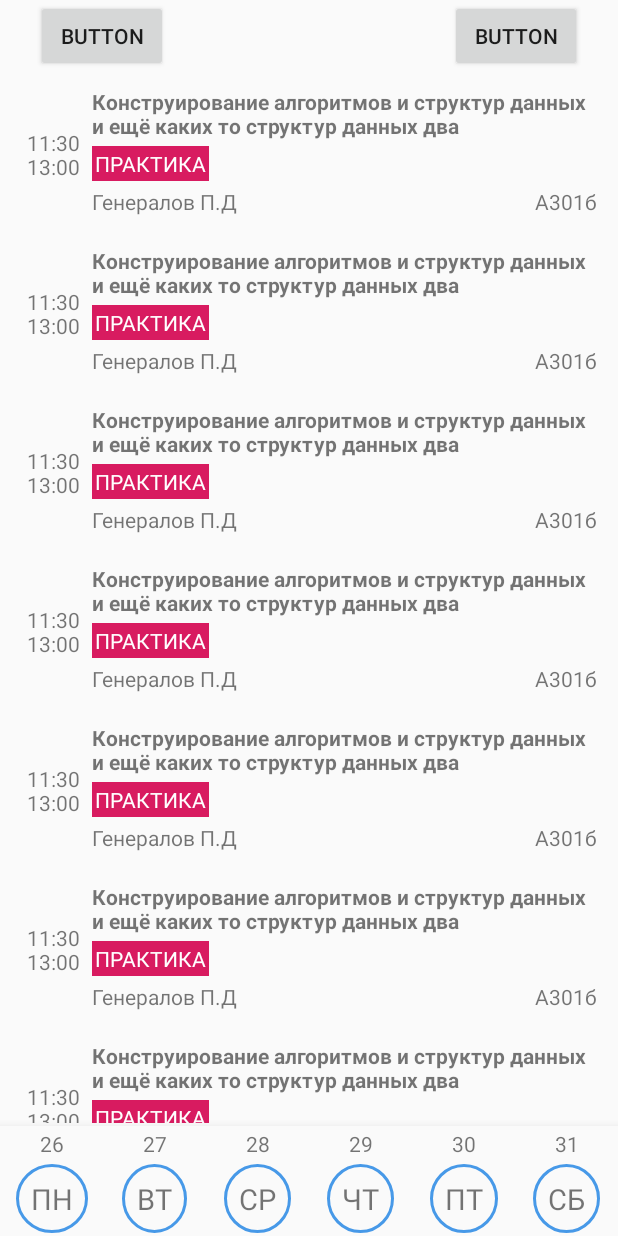
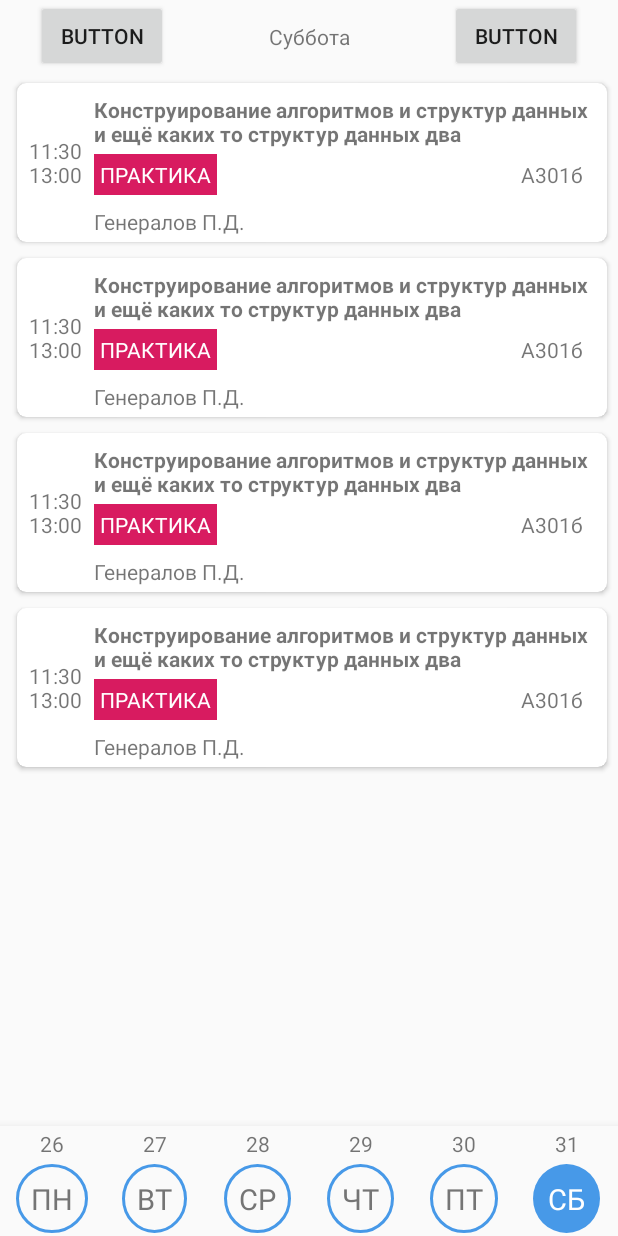
Before and after one commit to nsnk29/Schedule, an Android app: the screen it shows after launch (MainActivity), on a phone screen of 412 x 824 dp. Run offline under Robolectric (Android 15) with nearby library versions, the phone set to English and light mode, and no system bars; libraries missing offline, so code that uses them is left out: io.realm, io.realm.kotlin; 4 statements that could not run were skipped.

Commit message:
fixed PairClass, now it has attribute 'type'. Started work with database and JSONparse

```diff
--- a/app/build.gradle
+++ b/app/build.gradle
@@ -43,6 +43,5 @@ dependencies {
     implementation "com.android.support:support-compat:28.0.0"
     implementation "com.android.support:recyclerview-v7:28.1.0"
     implementation 'com.android.support:cardview-v7:28.0'
-    implementation 'com.android.support:recyclerview-v7:28.0'
 
 }
--- a/app/src/main/java/com/example/schedule/AlertReceiver.kt
+++ b/app/src/main/java/com/example/schedule/AlertReceiver.kt
@@ -41,6 +41,7 @@ class AlertReceiver : BroadcastReceiver() {
     }
 
     companion object {
-        const val CHANNEL_ID = "com.example.schedule"
+        const val CHANNEL_ID = "scheduleNotification"
+
     }
 }
--- a/app/src/main/java/com/example/schedule/MainActivity.kt
+++ b/app/src/main/java/com/example/schedule/MainActivity.kt
@@ -1,6 +1,8 @@
 package com.example.schedule
 
-import android.app.*
+import android.app.Notification
+import android.app.NotificationChannel
+import android.app.NotificationManager
 import android.content.Context
 import android.content.Intent
 import android.graphics.Color
@@ -10,36 +12,21 @@ import android.view.View
 import android.widget.Toast
 import androidx.appcompat.app.AppCompatActivity
 import androidx.preference.PreferenceManager
+import androidx.recyclerview.widget.LinearLayoutManager
+import androidx.recyclerview.widget.RecyclerView
+import com.example.schedule.adapters.BottomRecycleAdapter
+import com.example.schedule.adapters.MainRecycleAdapter
 import com.example.schedule.model.MyJSONFile
 import com.example.schedule.model.PairClass
 import com.example.schedule.model.VersionClass
 import com.google.gson.GsonBuilder
 import io.realm.Realm
 import io.realm.kotlin.createObject
+import kotlinx.android.synthetic.main.activity_main.*
 import okhttp3.*
 import java.io.IOException
 import java.net.URL
 import java.util.*
-import androidx.recyclerview.widget.LinearLayoutManager
-import androidx.recyclerview.widget.RecyclerView
-import com.example.schedule.adapters.BottomRecycleAdapter
-import com.example.schedule.adapters.MainRecycleAdapter
-import kotlinx.android.synthetic.main.activity_main.*
-import android.R.attr.y
-import android.R.attr.x
-import android.graphics.Point
-import android.view.Display
-import android.content.SharedPreferences
-import android.R.id.edit
-import android.util.TypedValue
-
-
-
-
-
-
-
-
 
 
 class MainActivity : AppCompatActivity() {
@@ -47,24 +34,24 @@ class MainActivity : AppCompatActivity() {
     private lateinit var realm: Realm
     private lateinit var bottomRecycleAdapter: BottomRecycleAdapter
     private lateinit var mainRecycleAdapter: MainRecycleAdapter
+
     companion object {
-        const val CHANNEL_ID = "com.example.schedule"
+        const val CHANNEL_ID = "scheduleNotification"
     }
 
     override fun onCreate(savedInstanceState: Bundle?) {
         super.onCreate(savedInstanceState)
         setContentView(R.layout.activity_main)
         PreferenceManager.setDefaultValues(this, R.xml.root_preferences, false);
-
         createNotificationChannel()
-
-
+        val currentDay = getCurrentDay()
         recycleViewBottom.layoutManager = LinearLayoutManager(
             this,
             RecyclerView.HORIZONTAL,
             false
         )
-        bottomRecycleAdapter = BottomRecycleAdapter(initAllWeekDates(), this)
+        bottomRecycleAdapter = BottomRecycleAdapter(initAllWeekDates(), this, currentDay)
+        oneTimeDayNameSet(currentDay)
         recycleViewBottom.adapter = bottomRecycleAdapter
         recycleViewBottom.addItemDecoration(MarginItemDecoration(0))
         recycleViewBottom.setHasFixedSize(true)
@@ -78,45 +65,30 @@ class MainActivity : AppCompatActivity() {
         mainRecycleAdapter = MainRecycleAdapter()
         recycleViewMain.adapter = mainRecycleAdapter
         recycleViewMain.overScrollMode = View.OVER_SCROLL_NEVER
-
-
-
-
         Realm.init(this)
-
         realm = Realm.getDefaultInstance()
         getJSON()
-
-        checkFirstStart()
+        checkDB()
+//        checkFirstStart()
     }
 
-    fun check(v:View){
+    fun check(v: View) {
         val intent = Intent(this, SettingsActivity::class.java)
         startActivity(intent)
     }
 
 
-    fun checkFirstStart(){
-        val sp = PreferenceManager.getDefaultSharedPreferences(this)
-        val isAgain = sp.getBoolean("isAgain", false)
-        if (!isAgain) {
-//            Toast.makeText(applicationContext, "first time", Toast.LENGTH_LONG).show()
-//            val e = sp.edit()
-//            e.putBoolean("isAgain", true)
-//            e.apply()
-            val display = windowManager.defaultDisplay
-            val size = Point()
-            display.getSize(size)
-            val width = size.x
-            val height = size.y
-            Toast.makeText(applicationContext, "$width ", Toast.LENGTH_LONG).show()
-        }
-        val dimensionInPixel: Float = 1072F
-        val dimensionInDp =
-            TypedValue.applyDimension(TypedValue.COMPLEX_UNIT_DIP, dimensionInPixel, resources.displayMetrics).toInt()
-        println("MY TAG $dimensionInDp $dimensionInPixel")
-
-
+    private fun checkFirstStart() {
+//        val sp = PreferenceManager.getDefaultSharedPreferences(this)
+//        val isAgain = sp.getBoolean("isAgain", false)
+//        if (!isAgain) {
+//            val display = windowManager.defaultDisplay
+//            val size = Point()
+//            display.getSize(size)
+//            val width = size.x
+//            val height = size.y
+//            Toast.makeText(applicationContext, "$width ", Toast.LENGTH_LONG).show()
+//        }
     }
 
     private fun getJSON() {
@@ -131,7 +103,11 @@ private fun getJSON() {
         client.newCall(request).enqueue(object : Callback {
             override fun onFailure(call: Call, e: IOException) {
                 runOnUiThread {
-                Toast.makeText(applicationContext, "Проблемы подключения к сети", Toast.LENGTH_LONG).show()
+                    Toast.makeText(
+                        applicationContext,
+                        "Проблемы подключения к сети",
+                        Toast.LENGTH_LONG
+                    ).show()
                 }
 
                 println("MY TAG $e")
@@ -149,10 +125,10 @@ private fun getJSON() {
         })
     }
 
-    private fun updateDatabaseInfo(data: MyJSONFile){
+    private fun updateDatabaseInfo(data: MyJSONFile) {
         realm.executeTransaction { realm ->
             for (pair in data.pairs) {
-                println("MY TAG ${pair.subjectName}")
+                println("MY TAG ${pair.subject_name}")
                 val localPair = realm.createObject<PairClass>()
                 localPair.aud = pair.aud
                 localPair.day = pair.day
@@ -160,14 +136,14 @@ private fun getJSON() {
                 localPair.group = pair.group
                 localPair.lecturer = pair.lecturer
                 localPair.number = pair.number
-                localPair.subjectName = pair.subjectName
+                localPair.subject_name = pair.subject_name
+                localPair.type = pair.type
             }
         }
     }
 
 
-
-    fun getVersionFromDB(newVersion: Double, data: MyJSONFile){
+    fun getVersionFromDB(newVersion: Double, data: MyJSONFile) {
         val currentVersion = realm.where(VersionClass::class.java).findFirst()
 
         if (currentVersion == null) {
@@ -179,7 +155,7 @@ private fun getJSON() {
             println("MY TAG first start v=$newVersion")
             // upd all db
             updateDatabaseInfo(data)
-        } else if (newVersion > currentVersion.version){
+        } else if (newVersion > currentVersion.version) {
             // обновление данных
             realm.executeTransaction {
                 currentVersion.version = newVersion
@@ -191,14 +167,14 @@ private fun getJSON() {
 
     }
 
-    private fun tryDeleteFromDB(){
+    private fun tryDeleteFromDB() {
         realm.executeTransaction { realm ->
             realm.delete(PairClass::class.java)
         }
 
     }
 
-    fun startSettings(view: View){
+    fun startSettings(view: View) {
         val intent = Intent(this, SettingsActivity::class.java)
         startActivity(intent)
     }
@@ -223,11 +199,10 @@ private fun getJSON() {
             notificationManager.createNotificationChannel(channel)
 
 
-
         }
     }
 
-    private fun initAllWeekDates(): ArrayList<Int>{
+    private fun initAllWeekDates(): ArrayList<Int> {
         val allWeekDates: ArrayList<Int> = ArrayList(14)
         val cal = Calendar.getInstance()
         cal.firstDayOfWeek = GregorianCalendar.MONDAY
@@ -241,13 +216,51 @@ private fun getJSON() {
             cal.add(Calendar.DATE, 1)
             allWeekDates.add(cal.get(Calendar.DAY_OF_MONTH))
         }
+
         return (allWeekDates)
+
     }
 
 
-    fun updateCurrentWeek(v: View){
+    fun updateCurrentWeek(v: View) {
         bottomRecycleAdapter.changeCurrentWeekDate()
         bottomRecycleAdapter.notifyDataSetChanged()
+    }
+
+    fun updateBottomRecycler(position: Int) {
+        bottomRecycleAdapter.notifyDataSetChanged()
+        bottomRecycleAdapter.selectedDay = position
+        weekDayText.text = getDayName(position)
+    }
+
+    private fun getDayName(pos: Int): String {
+        return when (pos) {
+            0 -> ("Понедельник")
+            1 -> ("Вторник")
+            2 -> ("Среда")
+            3 -> ("Четверг")
+            4 -> ("Пятница")
+            5 -> ("Суббота")
+            else -> ("Воскресенье")
+        }
+    }
+
+    private fun oneTimeDayNameSet(position: Int) {
+        weekDayText.text = getDayName(position)
+    }
+
+    private fun getCurrentDay(): Int {
+        val cal = Calendar.getInstance()
+        return cal.get(Calendar.DAY_OF_WEEK) - 2
+    }
+
+
+    private fun checkDB(){
+        val pairs = realm.where(PairClass::class.java).equalTo("group", "46/1").findAll()
+
+        for (pair in pairs) {
+            println("MY TAG ${pair.lecturer}")
+        }
     }
 
     override fun onDestroy() {
--- a/app/src/main/java/com/example/schedule/adapters/BottomRecycleAdapter.kt
+++ b/app/src/main/java/com/example/schedule/adapters/BottomRecycleAdapter.kt
@@ -1,32 +1,28 @@
 package com.example.schedule.adapters
 
-import android.annotation.SuppressLint
 import android.content.Context
 import android.view.LayoutInflater
 import android.view.View
 import android.view.ViewGroup
 import android.widget.TextView
 import android.widget.Toast
+import androidx.core.content.ContextCompat
 import androidx.recyclerview.widget.RecyclerView
+import com.example.schedule.MainActivity
+import com.example.schedule.R
 import kotlinx.android.synthetic.main.one_day_layout.view.*
 import java.util.*
-import android.util.DisplayMetrics
-import android.view.Display
-import android.content.Context.WINDOW_SERVICE
-import android.graphics.drawable.ColorDrawable
-import androidx.core.content.ContextCompat.getSystemService
-import android.view.WindowManager
-import com.example.schedule.R
 
 
-class BottomRecycleAdapter(private val allWeekDates: ArrayList<Int>, var context: Context) :
+class BottomRecycleAdapter(private val allWeekDates: ArrayList<Int>, var context: Context,
+                           var selectedDay: Int
+) :
     RecyclerView.Adapter<BottomRecycleAdapter.CustomViewHolder>() {
 
     var nextWeek = false
     val nameOfWeekdays = arrayOf("ПН", "ВТ", "СР", "ЧТ", "ПТ", "СБ")
     var currentWeekDates: ArrayList<Int> = arrayListOf(0, 0, 0, 0, 0, 0)
     var itemWidth = context.resources.displayMetrics.widthPixels / 6
-    var selectedDay = 4
 
     init {
         changeCurrentWeekDate()
@@ -50,28 +46,36 @@ class BottomRecycleAdapter(private val allWeekDates: ArrayList<Int>, var context
     }
 
     override fun onCreateViewHolder(parent: ViewGroup, viewType: Int): CustomViewHolder {
-        val view: View = LayoutInflater.from(parent.context).inflate(com.example.schedule.R.layout.one_day_layout, parent, false)
+        val view: View = LayoutInflater.from(parent.context).inflate(R.layout.one_day_layout, parent, false)
 
         return CustomViewHolder(view)
     }
 
 
-    @SuppressLint("ResourceAsColor")
+
     override fun onBindViewHolder(holder: CustomViewHolder, position: Int) {
         holder.itemView.wrapper2.layoutParams.width = itemWidth
         holder.nameOfDayField.text = nameOfWeekdays[position]
         holder.dateField.text = currentWeekDates[position].toString()
 
+        if (position == selectedDay) {
+            holder.itemView.nameOfDay.setBackgroundResource(R.drawable.rounded_frame_filled)
+            holder.itemView.nameOfDay.setTextColor(ContextCompat.getColor(context, R.color.white))
+        } else {
+            holder.itemView.nameOfDay.setBackgroundResource(R.drawable.rounded_frame)
+            holder.itemView.nameOfDay.setTextColor(ContextCompat.getColor(context, R.color.black))
+
+        }
 
     }
 
     class CustomViewHolder(v: View) : RecyclerView.ViewHolder(v) {
-        val nameOfDayField: TextView = itemView.findViewById(com.example.schedule.R.id.nameOfDay)
-        val dateField: TextView = itemView.findViewById(com.example.schedule.R.id.date)
+        val nameOfDayField: TextView = itemView.findViewById(R.id.nameOfDay)
+        val dateField: TextView = itemView.findViewById(R.id.date)
 
         init {
             itemView.setOnClickListener {
-                Toast.makeText(itemView.context, "$layoutPosition", Toast.LENGTH_SHORT).show()
+                (itemView.context as MainActivity).updateBottomRecycler(layoutPosition)
 
             }
         }
--- a/app/src/main/java/com/example/schedule/adapters/MainRecycleAdapter.kt
+++ b/app/src/main/java/com/example/schedule/adapters/MainRecycleAdapter.kt
@@ -15,11 +15,11 @@ class MainRecycleAdapter() :
 
 
     override fun getItemCount(): Int {
-        return 8
+        return 4
     }
 
     override fun onCreateViewHolder(parent: ViewGroup, viewType: Int): CustomViewHolder2 {
-        val view: View = LayoutInflater.from(parent.context).inflate(R.layout.pair_layout, parent, false)
+        val view: View = LayoutInflater.from(parent.context).inflate(R.layout.card_layout, parent, false)
         return CustomViewHolder2(view)
     }
 
--- a/app/src/main/java/com/example/schedule/model/PairClass.kt
+++ b/app/src/main/java/com/example/schedule/model/PairClass.kt
@@ -9,5 +9,6 @@ open class PairClass : RealmObject(){
     var group: String? = null
     var lecturer: String? = null
     var number: Int = 0
-    var subjectName: String? = null
+    var subject_name: String? = null
+    var type: Int = 0
 }
--- a/app/src/main/res/drawable/rounded_frame_filled.xml
+++ b/app/src/main/res/drawable/rounded_frame_filled.xml
@@ -1,7 +1,10 @@
-<shape xmlns:android="http://schemas.android.com/apk/res/android"
-               android:thickness="0dp"
-               android:shape="oval">
-<stroke android:width="2dp"
-        android:color="#4799E8"/>
-<corners android:radius="1dp" />
+<?xml version="1.0" encoding="utf-8"?>
+<shape
+        xmlns:android="http://schemas.android.com/apk/res/android"
+        android:shape="oval">
+
+    <solid
+            android:color="#4799E8"/>
+
+
 </shape>
--- a/app/src/main/res/layout/activity_main.xml
+++ b/app/src/main/res/layout/activity_main.xml
@@ -45,7 +45,16 @@
             android:padding="2dp"
             app:layout_constraintBottom_toTopOf="@+id/recycleViewBottom"
             app:layout_constraintEnd_toEndOf="parent"
-            app:layout_constraintHorizontal_bias="0.0"
             app:layout_constraintStart_toStartOf="parent"
             app:layout_constraintTop_toBottomOf="@+id/button" />
+
+    <TextView
+            android:id="@+id/weekDayText"
+            android:layout_width="wrap_content"
+            android:layout_height="wrap_content"
+            android:text="TextView"
+            app:layout_constraintBottom_toTopOf="@+id/recycleViewMain"
+            app:layout_constraintEnd_toStartOf="@+id/button"
+            app:layout_constraintStart_toEndOf="@+id/button2"
+            app:layout_constraintTop_toTopOf="parent" />
 </androidx.constraintlayout.widget.ConstraintLayout>
--- /dev/null
+++ b/app/src/main/res/layout/card_layout.xml
@@ -0,0 +1,78 @@
+<?xml version="1.0" encoding="utf-8"?>
+
+
+<androidx.cardview.widget.CardView xmlns:android="http://schemas.android.com/apk/res/android"
+        xmlns:app="http://schemas.android.com/apk/res-auto"
+        android:layout_width="match_parent"
+        android:layout_height="wrap_content"
+        android:layout_margin="5dp"
+        app:cardCornerRadius="6dp"
+        app:cardElevation="2dp">
+
+    <androidx.constraintlayout.widget.ConstraintLayout
+            android:layout_width="match_parent"
+            android:layout_height="match_parent"
+
+            >
+
+        <TextView
+                android:id="@+id/pair_time"
+                android:layout_width="wrap_content"
+                android:layout_height="wrap_content"
+                android:layout_marginStart="8dp"
+                android:text="@string/third_pair_time"
+                app:layout_constraintBottom_toBottomOf="parent"
+                app:layout_constraintStart_toStartOf="parent"
+                app:layout_constraintTop_toTopOf="parent" />
+
+        <TextView
+                android:id="@+id/subject_name"
+                android:layout_width="0dp"
+                android:layout_height="wrap_content"
+                android:layout_marginStart="8dp"
+                android:layout_marginTop="8dp"
+                android:layout_marginEnd="4dp"
+                android:text="@string/examle_of_subject"
+                android:textStyle="bold"
+                app:layout_constraintEnd_toEndOf="parent"
+                app:layout_constraintStart_toEndOf="@+id/pair_time"
+                app:layout_constraintTop_toTopOf="parent" />
+
+        <TextView
+                android:id="@+id/type_of_pair"
+                android:layout_width="wrap_content"
+                android:layout_height="wrap_content"
+                android:layout_marginStart="8dp"
+                android:layout_marginTop="4dp"
+                android:background="#D81B60"
+                android:padding="4dp"
+                android:text="ПРАКТИКА"
+                android:textColor="@color/white"
+                app:layout_constraintStart_toEndOf="@+id/pair_time"
+                app:layout_constraintTop_toBottomOf="@+id/subject_name" />
+
+        <TextView
+                android:id="@+id/lector_name"
+                android:layout_width="wrap_content"
+                android:layout_height="wrap_content"
+                android:layout_marginStart="8dp"
+                android:layout_marginTop="8dp"
+                android:layout_marginBottom="4dp"
+                android:text="Генералов П.Д."
+                app:layout_constraintBottom_toBottomOf="parent"
+                app:layout_constraintStart_toEndOf="@+id/pair_time"
+                app:layout_constraintTop_toBottomOf="@+id/type_of_pair" />
+
+        <TextView
+                android:id="@+id/aud"
+                android:layout_width="wrap_content"
+                android:layout_height="wrap_content"
+                android:layout_marginEnd="16dp"
+                android:text="А301б"
+                app:layout_constraintBaseline_toBaselineOf="@+id/type_of_pair"
+                app:layout_constraintEnd_toEndOf="parent" />
+
+
+    </androidx.constraintlayout.widget.ConstraintLayout>
+
+</androidx.cardview.widget.CardView>
--- a/app/src/main/res/layout/pair_layout.xml
+++ b/app/src/main/res/layout/pair_layout.xml
@@ -8,13 +8,13 @@
             android:layout_height="match_parent" android:layout_weight="1" android:id="@+id/pair">
 
         <TextView
-                android:text="11:30\n13:00"
+                android:text="@string/third_pair_time"
                 android:layout_width="wrap_content"
                 android:layout_height="wrap_content" android:id="@+id/pair_time" android:layout_margin="4dp"
                 android:padding="4dp" app:layout_constraintStart_toStartOf="parent"
                 app:layout_constraintBottom_toBottomOf="parent" app:layout_constraintTop_toTopOf="parent"/>
         <TextView
-                android:text="Конструирование алгоритмов и структур данных и ещё каких то структур данных два"
+                android:text="@string/examle_of_subject"
                 android:layout_width="0dp"
                 android:layout_height="wrap_content"
                 android:id="@+id/subject_name" app:layout_constraintStart_toEndOf="@+id/pair_time"
--- a/app/src/main/res/values/colors.xml
+++ b/app/src/main/res/values/colors.xml
@@ -3,5 +3,9 @@
     <color name="colorPrimary">#1E88E5</color>
     <color name="colorPrimaryDark">#3949AB</color>
     <color name="colorAccent">#D81B60</color>
+    <color name="white">#FFFFFF</color>
     <color name="whity">#FAFAFA</color>
+    <color name="black">#757575</color>
+
+
 </resources>
--- a/app/src/main/res/values/strings.xml
+++ b/app/src/main/res/values/strings.xml
@@ -17,5 +17,7 @@
 
 
     <string name="snooze">Cheeeck</string>
+    <string name="third_pair_time">11:30\n13:00</string>
+    <string name="examle_of_subject">Конструирование алгоритмов и структур данных и ещё каких то структур данных два</string>
 
 </resources>
```
Lines whose indentation alone changed are shown as unchanged.
